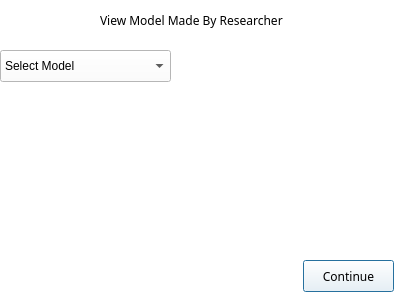
Above: LoginGUI/userselectmodel.ui from ShihoVN/HiveChime before the change. Below: the same form after it.
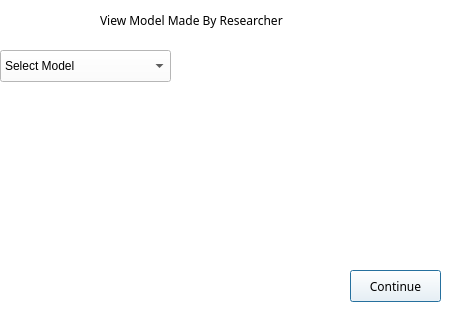
That is the form after the change.

Commit message: Gui and data decoder added methods and Guis

What changed in the file:
```diff
--- a/LoginGUI/userselectmodel.ui
+++ b/LoginGUI/userselectmodel.ui
@@ -6,8 +6,8 @@
    <rect>
     <x>0</x>
     <y>0</y>
-    <width>400</width>
-    <height>300</height>
+    <width>455</width>
+    <height>309</height>
    </rect>
   </property>
   <property name="palette">
@@ -491,8 +491,8 @@
   <widget class="QPushButton" name="pushButton">
    <property name="geometry">
     <rect>
-     <x>303</x>
-     <y>260</y>
+     <x>350</x>
+     <y>270</y>
      <width>91</width>
      <height>32</height>
     </rect>
```
The commit also changes 6 other files.
